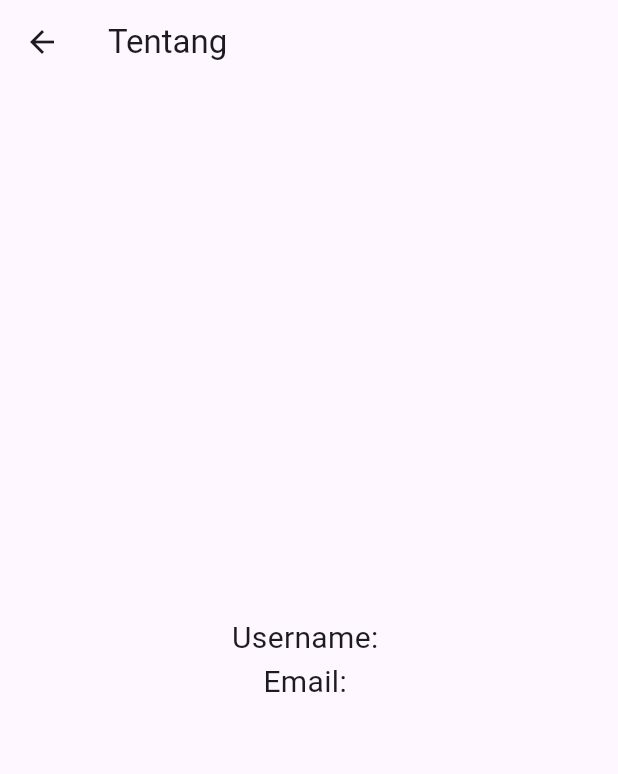
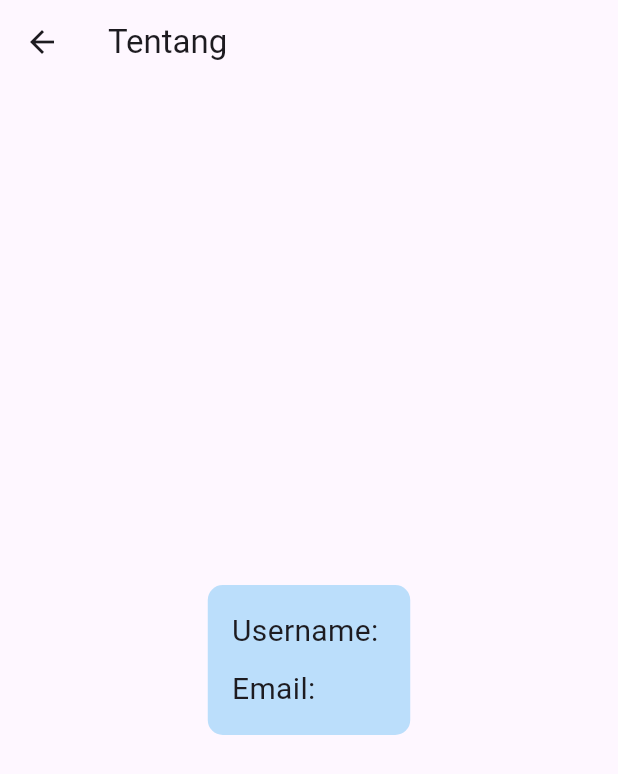
Before and after one commit to ricco-arisdy/ujidatapanen, a Flutter app: the TentangView screen opened directly, on a phone screen of 412 x 824 dp. Shown: the top 774 px of the screen. Run offline on Flutter 3.47's test engine with Material 3 defaults, Android fonts, the phone set to English and light mode, and no system bars; our stand-ins replace shared_preferences; accounts and stored records are empty.

Commit message:
add container with tentang_screen

```diff
--- a/lib/screen/tentang_screen.dart
+++ b/lib/screen/tentang_screen.dart
@@ -41,13 +41,26 @@ class _TentangViewState extends State<TentangView> {
         ),
       ),
       body: Center(
+        child: Container(
+          padding: EdgeInsets.all(16.0),
+          decoration: BoxDecoration(
+            color: Colors.blue.shade100,
+            borderRadius: BorderRadius.circular(10),
+          ),
+          constraints: BoxConstraints(
+            maxWidth: 300, // Sesuaikan ukuran maksimal container
+          ),
           child: Column(
-          mainAxisAlignment: MainAxisAlignment.center,
+            mainAxisSize: MainAxisSize
+                .min, // Menyesuaikan ukuran container dengan kontennya
+            crossAxisAlignment:
+                CrossAxisAlignment.start, // Menyelaraskan teks di sebelah kiri
             children: <Widget>[
               Text(
                 'Username: $_username',
                 style: TextStyle(fontSize: 20),
               ),
+              SizedBox(height: 10), // Tambahkan jarak antara username dan email
               Text(
                 'Email: $_email',
                 style: TextStyle(fontSize: 20),
@@ -56,6 +69,7 @@ class _TentangViewState extends State<TentangView> {
             ],
           ),
         ),
+      ),
     );
   }
 }
```
Lines whose indentation alone changed are shown as unchanged.
